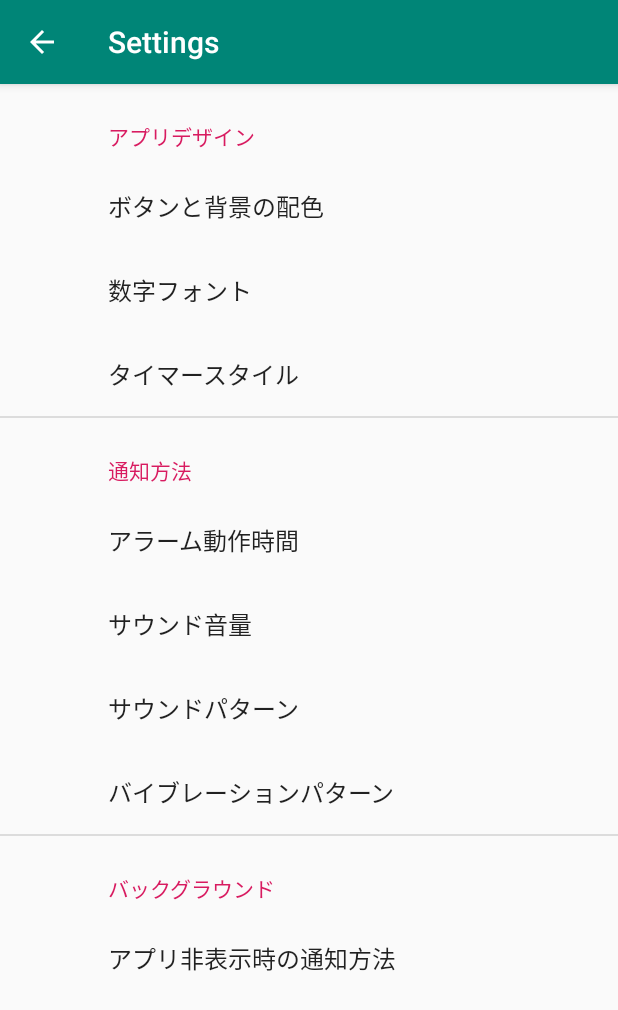
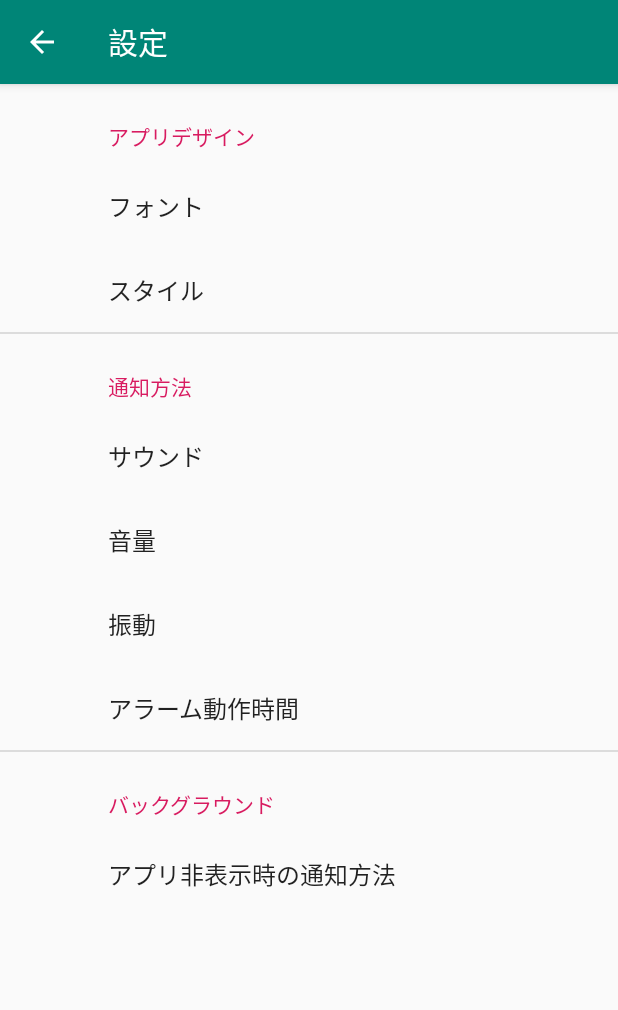
Before and after one commit to Itookay/PhysicsTimer, an Android app: the screen it shows after launch (MainSettingActivity), after a tap on "設定", on a phone screen of 412 x 824 dp. Shown: the top 1010 px of the screen. Run offline under Robolectric (Android 15) with nearby library versions, the phone set to English and light mode, and no system bars; our stand-ins replace androidx.preference.

Commit message:
setting_activity_preferencesの文字列をstring.xmlに記述。

```diff
--- a/app/src/main/AndroidManifest.xml
+++ b/app/src/main/AndroidManifest.xml
@@ -19,7 +19,7 @@
             android:screenOrientation="portrait" />
         <activity
             android:name=".setting.MainSettingActivity"
-            android:label="@string/title_activity_settings" />
+            android:label="@string/title_activity_setting" />
         <activity
             android:name=".MainActivity"
             android:screenOrientation="portrait">
--- a/app/src/main/java/itookay/android/org/MainActivity.kt
+++ b/app/src/main/java/itookay/android/org/MainActivity.kt
@@ -17,7 +17,7 @@ import androidx.constraintlayout.widget.ConstraintSet
 import androidx.constraintlayout.widget.Guideline
 import itookay.android.org.contents.*
 import itookay.android.org.setting.MainSettingActivity
-import kotlinx.android.synthetic.main.activity_main.*
+import kotlinx.android.synthetic.main.main_activity.*
 
 class MainActivity : Activity(), View.OnTouchListener, View.OnClickListener, SensorEventListener {
 
@@ -61,7 +61,7 @@ class MainActivity : Activity(), View.OnTouchListener, View.OnClickListener, Sen
         window.addFlags(WindowManager.LayoutParams.FLAG_FULLSCREEN)
         requestWindowFeature(Window.FEATURE_NO_TITLE)
 
-        setContentView(R.layout.activity_main)
+        setContentView(R.layout.main_activity)
 
         /* Numpadの追加 ----------------- */
 //        NumPad = layoutInflater.inflate(R.layout.numpad, null) as LinearLayout
--- a/app/src/main/java/itookay/android/org/contents/Dial.java
+++ b/app/src/main/java/itookay/android/org/contents/Dial.java
@@ -5,8 +5,6 @@ import java.util.Iterator;
 
 import itookay.android.org.style.StyleBase;
 import itookay.android.org.font.FontBase;
-
-import org.jbox2d.common.Vec2;
 
 public class Dial {
 
--- a/app/src/main/java/itookay/android/org/contents/DialPanel.java
+++ b/app/src/main/java/itookay/android/org/contents/DialPanel.java
@@ -1,7 +1,6 @@
 package itookay.android.org.contents;
 
 import java.util.ArrayList;
-import java.util.Iterator;
 
 import org.jbox2d.common.Vec2;
 
--- a/app/src/main/java/itookay/android/org/contents/MainSurfaceView.java
+++ b/app/src/main/java/itookay/android/org/contents/MainSurfaceView.java
@@ -1,12 +1,12 @@
 package itookay.android.org.contents;
 
 import android.content.Context;
-import android.graphics.Canvas;
-import android.graphics.Color;
-import android.graphics.Matrix;
+import android.graphics.*;
 import android.os.Handler;
 import android.view.SurfaceHolder;
 import android.view.SurfaceView;
+import org.jbox2d.common.Vec2;
+import org.jbox2d.dynamics.Body;
 
 /**
  * 			描画用サーフェースビュー
@@ -16,7 +16,7 @@ public class MainSurfaceView extends SurfaceView implements SurfaceHolder.Callba
     /** サーフェースホルダー */
     private SurfaceHolder	mHolder = null;
     /** ワールド管理 */
-    private ControlWorld	mWorld = null;
+    private ControlWorld    mControlWorld = null;
     /** 描画スレッド */
     private Runnable		mDrawRunnable = null;
     /** 描画用ハンドラ */
@@ -33,7 +33,7 @@ public class MainSurfaceView extends SurfaceView implements SurfaceHolder.Callba
 
         //XMLレイアウトされたSurfaceViewに描画
         mHolder = surfaceView.getHolder();
-        mWorld = world;
+        mControlWorld = world;
 
         mHandler = new Handler();
         mHolder.addCallback(this);
@@ -87,7 +87,7 @@ public class MainSurfaceView extends SurfaceView implements SurfaceHolder.Callba
      */
     public class DrawCanvas implements Runnable {
         /** 次の呼び出し時間 */
-        public final int		DELAY_TIME = Math.round(mWorld.getStep() * 1000);
+        public final int		DELAY_TIME = Math.round(mControlWorld.getStep() * 1000);
 
         @Override
         public void run() {
@@ -98,7 +98,7 @@ public class MainSurfaceView extends SurfaceView implements SurfaceHolder.Callba
          * 			描画メソッド
          */
         public void draw() {
-            mWorld.step();
+            mControlWorld.step();
 
             Canvas		canvas = mHolder.lockCanvas();
             if(canvas == null) {
@@ -118,9 +118,9 @@ public class MainSurfaceView extends SurfaceView implements SurfaceHolder.Callba
             //背景の描画
             drawBackground(canvas);
             //ボディの描画
-            mWorld.drawBodies(canvas);
+            drawBodies(canvas);
             //デバッグ用描画
-            //mWorld.debugDraw(canvas);
+            //mControlWorld.debugDraw(canvas);
 
             mHolder.unlockCanvasAndPost(canvas);
 
@@ -137,5 +137,59 @@ public class MainSurfaceView extends SurfaceView implements SurfaceHolder.Callba
         private void drawBackground(Canvas canvas) {
             canvas.drawColor(Color.WHITE);
         }
+
+        /**
+         * 			ボディを描画
+         */
+        void drawBodies(Canvas canvas) {
+            for(Body body : mControlWorld.getBodyList().getList()) {
+                Vec2 pos = body.getPosition();
+                Tile    tile = (Tile)body.m_userData;
+                float   size = tile.getSize();
+                Bitmap bitmap = tile.getBitmap();
+
+                float	scale = Scale.toPixel(size) / bitmap.getWidth();
+                Matrix matrix = new Matrix();
+                matrix.setScale(scale, scale);
+
+                float	x = Scale.toPixel(pos.x - size / 2f);
+                float	y = Scale.toPixel(pos.y - size / 2f);
+                matrix.postTranslate(x, y);
+
+                float	deg = (float)Math.toDegrees(body.getAngle());
+                matrix.preRotate(deg, bitmap.getWidth() / 2.0f, bitmap.getHeight() / 2.0f);
+
+                canvas.drawBitmap(bitmap, matrix, null);
+            }
+        }
+
+        /**
+         * 			ジョイントを描画(デバッグ用)
+         */
+        public void debugDraw(Canvas canvas) {
+            Vec2	start = new Vec2();
+            Vec2	end = new Vec2();
+            Paint paint = new Paint();
+            paint.setColor( Color.BLACK );
+            paint.setStrokeWidth( 1 );
+
+            /* TileBaseのジョイントアンカーを表示 */
+            Paint   paint2 = new Paint();
+            for(DialPanel panel : mDebugDial.getDialPanelList()) {
+                for(TileBase tileBase : panel.getTileBaseList()) {
+                    paint2.setColor(Color.RED);
+                    Vec2    pos1 = Scale.toPixel(tileBase.getWorldJointPos1());
+                    Vec2    pos2 = Scale.toPixel(tileBase.getWorldJointPos2());
+                    canvas.drawCircle(pos1.x, pos1.y, 10, paint2);
+                    canvas.drawCircle(pos2.x, pos2.y, 10, paint2);
+                }
+            }
+        }
     }
+
+    private Dial        mDebugDial = null;
+    void setDebugDial(Dial dial) {
+        mDebugDial = dial;
+    }
+
 }
--- a/app/src/main/java/itookay/android/org/contents/PhysicsTimer.java
+++ b/app/src/main/java/itookay/android/org/contents/PhysicsTimer.java
@@ -49,7 +49,7 @@ public class PhysicsTimer implements TimeChangedListener {
     /** R.layout.main_activityから取得したSurfaceView */
     private SurfaceView     mSurfaceViewFromLayout = null;
     /** ワールド管理 */
-    private ControlWorld	mWorld = null;
+    private ControlWorld    mControlWorld = null;
     /** フォント */
     private FontBase		mFont = null;
     /** 表示スタイル */
@@ -104,12 +104,12 @@ public class PhysicsTimer implements TimeChangedListener {
         mDial.initDialPanel();
 
         Vec2	gravity = new Vec2(0f, -10f);
-        mWorld = new ControlWorld(mAppContext, gravity, true);
-        mWorld.setStep(1f/60f, 10, 8);
-        mWorld.createWorld(mStyle.getSmallTileCount(mFont), mStyle.getNormalTileCount(mFont));
-        mWorld.setDebugDial(mDial);
+        mControlWorld = new ControlWorld(mAppContext, gravity, true);
+        mControlWorld.setStep(1f/60f, 10, 8);
+        mControlWorld.createWorld(mStyle.getSmallTileCount(mFont), mStyle.getNormalTileCount(mFont));
 
-        mMainSurface = new MainSurfaceView(mAppContext, mSurfaceViewFromLayout, mWorld);
+        mMainSurface = new MainSurfaceView(mAppContext, mSurfaceViewFromLayout, mControlWorld);
+        mMainSurface.setDebugDial(mDial);
         /* ----------------------------------------------------------------- */
     }
 
@@ -134,7 +134,7 @@ public class PhysicsTimer implements TimeChangedListener {
      */
     public void invalidateDrawing() {
         mDial.clearTime(true);
-        mWorld.clearTime();
+        mControlWorld.clearTime();
     }
 
     public void setSurfaceView(SurfaceView surfaceView) {
@@ -150,7 +150,7 @@ public class PhysicsTimer implements TimeChangedListener {
             /* グラフィカル領域にタイマー表示 */
             TimeWatchingService.setOnTimeChangedListener(this);
             mDial.setTime(mTime);
-            mWorld.invalidate(mDial);
+            mControlWorld.invalidate(mDial);
         }
         catch (Exception ex) {
         }
@@ -202,7 +202,7 @@ public class PhysicsTimer implements TimeChangedListener {
     public void stop() {
         mState = STATE_IDLING;
         TimeWatchingService.stopTimer();
-        mWorld.clearTime();
+        mControlWorld.clearTime();
         mDial.clearTime(false);
     }
 
@@ -235,7 +235,7 @@ public class PhysicsTimer implements TimeChangedListener {
             }
             else {
                 mDial.setTime(new Time(hour, minute, second));
-                mWorld.invalidate(mDial);
+                mControlWorld.invalidate(mDial);
             }
         }
         catch (Exception ex) {
@@ -243,7 +243,7 @@ public class PhysicsTimer implements TimeChangedListener {
     }
 
     public void setGravity(float x, float y) {
-        mWorld.setGravity(x, y);
+        mControlWorld.setGravity(x, y);
     }
 
     /**
@@ -251,11 +251,11 @@ public class PhysicsTimer implements TimeChangedListener {
      *      スタイルの更新時に使用する
      */
     public void invalidateDial() {
-        mWorld.destroyTiles();
+        mControlWorld.destroyTiles();
 
         mDial.setTimerSize();
         mDial.initDialPanel();
-        mWorld.createWorld(mStyle.getSmallTileCount(mFont), mStyle.getNormalTileCount(mFont));
+        mControlWorld.createWorld(mStyle.getSmallTileCount(mFont), mStyle.getNormalTileCount(mFont));
     }
 
     /**
--- a/app/src/main/java/itookay/android/org/contents/Settings.java
+++ b/app/src/main/java/itookay/android/org/contents/Settings.java
@@ -2,10 +2,6 @@ package itookay.android.org.contents;
 
 import android.content.Context;
 import android.content.SharedPreferences;
-import android.database.Cursor;
-import android.media.Ringtone;
-import android.media.RingtoneManager;
-import itookay.android.org.R;
 import itookay.android.org.font.FontBase;
 import itookay.android.org.font.FontBaseA;
 import itookay.android.org.font.NormalA;
--- a/app/src/main/java/itookay/android/org/contents/Tile.java
+++ b/app/src/main/java/itookay/android/org/contents/Tile.java
@@ -1,10 +1,9 @@
 package itookay.android.org.contents;
 
 import android.graphics.*;
-import org.jbox2d.common.Vec2;
-
 import android.content.res.Resources;
 import itookay.android.org.R;
+import org.jbox2d.common.Vec2;
 
 
 /**
--- a/app/src/main/java/itookay/android/org/contents/TimeWatchingService.java
+++ b/app/src/main/java/itookay/android/org/contents/TimeWatchingService.java
@@ -1,10 +1,8 @@
 package itookay.android.org.contents;
 
 import android.app.*;
-import android.content.ContentProvider;
 import android.content.Context;
 import android.content.Intent;
-import android.os.Binder;
 import android.os.Handler;
 import android.os.IBinder;
 import androidx.annotation.Nullable;
--- a/app/src/main/java/itookay/android/org/setting/MainSettingActivity.kt
+++ b/app/src/main/java/itookay/android/org/setting/MainSettingActivity.kt
@@ -13,7 +13,7 @@ import itookay.android.org.R
 class MainSettingFragment : PreferenceFragmentCompat(), Preference.OnPreferenceChangeListener, Preference.OnPreferenceClickListener {
 
     override fun onCreatePreferences(savedInstanceState: Bundle?, rootKey: String?) {
-        setPreferencesFromResource(R.xml.root_preferences, rootKey)
+        setPreferencesFromResource(R.xml.setting_activity_preferences, rootKey)
         findPreference<Preference>(getString(R.string.preference_key_ringtone_list))?.setOnPreferenceClickListener(this)
     }
 
--- a/app/src/main/res/values/strings.xml
+++ b/app/src/main/res/values/strings.xml
@@ -1,24 +1,5 @@
 <resources>
     <string name="app_name">PhysicsTimer</string>
-    <string name="title_activity_setting">Settings</string>
-
-    <!-- Preference Titles -->
-    <string name="messages_header">Messages</string>
-    <string name="sync_header">Sync</string>
-
-    <!-- Messages Preferences -->
-    <string name="signature_title">Your signature</string>
-    <string name="reply_title">Default reply action</string>
-
-    <!-- Sync Preferences -->
-    <string name="sync_title">Sync email periodically</string>
-    <string name="attachment_title">Download incoming attachments</string>
-    <string name="attachment_summary_on">Automatically download attachments for incoming emails</string>
-    <string name="attachment_summary_off">Only download attachments when manually requested</string>
-    <string name="title_activity_settings">Settings</string>
-
-    <!-- root_preference.xml key -->
-    <string name="preference_key_ringtone_list">pref_key_ringtone_list</string>
 
     <!-- Preference サウンドリスト -->
     <string name="setting_list_ringtone_no_sound">サウンドなし</string>
@@ -28,5 +9,22 @@
     <string name="shared_preference_key_font">pref_key_font</string>
     <string name="shared_preference_key_style">pref_key_style</string>
 
-    <string name="title_activity_ringtone_setting">RingtoneSettingActivity</string>
+    <!-- Activityタイトル -->
+    <string name="title_activity_setting">設定</string>
+
+    <!-- setting_activity_preference 設定タイトル -->
+    <string name="preference_category_design">アプリデザイン</string>
+    <string name="preference_category_notification">通知方法</string>
+    <string name="preference_category_background">バックグラウンド</string>
+    <string name="preference_font">フォント</string>
+    <string name="preference_style">スタイル</string>
+    <string name="preference_sound">サウンド</string>
+    <string name="preference_vibration">振動</string>
+    <string name="preference_volume">音量</string>
+    <string name="preference_notification_time">アラーム動作時間</string>
+    <string name="preference_background_notification">アプリ非表示時の通知方法</string>
+
+    <!-- setting_activity_preference プリファレンスキー -->
+    <string name="preference_key_ringtone_list">pref_key_ringtone_list</string>
+
 </resources>
--- a/app/src/main/res/xml/root_preferences.xml
+++ /dev/null
@@ -1,101 +0,0 @@
-<!--
-  ~ Copyright 2018 The app Open Source Project
-  ~
-  ~ Licensed under the Apache License, Version 2.0 (the "License");
-  ~ you may not use this file except in compliance with the License.
-  ~ You may obtain a copy of the License at
-  ~
-  ~      http://www.apache.org/licenses/LICENSE-2.0
-  ~
-  ~ Unless required by applicable law or agreed to in writing, software
-  ~ distributed under the License is distributed on an "AS IS" BASIS,
-  ~ WITHOUT WARRANTIES OR CONDITIONS OF ANY KIND, either express or implied.
-  ~ See the License for the specific language governing permissions and
-  ~ limitations under the License.
-  -->
-
-<androidx.preference.PreferenceScreen
-        xmlns:app="http://schemas.android.com/apk/res-auto"
-        xmlns:android="http://schemas.android.com/apk/res/android">
-
-    <PreferenceCategory
-        app:key="design_category"
-        app:title="アプリデザイン">
-
-            <Preference
-                app:key="activity"
-                app:title="ボタンと背景の配色">
-
-                <intent
-                    android:targetPackage="itookay.android.org"
-                    android:targetClass="itookay.android.org.setting.StyleSettingActivity" />
-            </Preference>
-
-            <Preference
-                app:key="activity"
-                app:title="数字フォント">
-
-                <intent
-                    android:targetPackage="itookay.android.org"
-                    android:targetClass="itookay.android.org.setting.FontSettingActivity" />
-            </Preference>
-
-            <Preference
-                app:key="activity"
-                app:title="タイマースタイル">
-
-                <intent
-                    android:targetPackage="itookay.android.org"
-                    android:targetClass="itookay.android.org.setting.StyleSettingActivity" />
-            </Preference>
-
-    </PreferenceCategory>
-
-    <PreferenceCategory
-        app:key="notification_category"
-        app:title="通知方法">
-
-        <ListPreference
-            app:key="alarm_time"
-            app:title="アラーム動作時間">
-
-        </ListPreference>
-
-        <ListPreference
-            app:key="sound_volume"
-            app:title="サウンド音量">
-
-        </ListPreference>
-
-        <Preference
-            app:key="@string/preference_key_ringtone_list"
-            app:title="サウンドパターン">
-
-            <!--
-            <intent
-                android:targetPackage="itookay.android.org"
-                android:targetClass="itookay.android.org.setting.RingtoneSettingActivity" />
-            -->
-        </Preference>
-
-        <ListPreference
-            app:key="vibration_pattern"
-            app:title="バイブレーションパターン">
-
-        </ListPreference>
-
-    </PreferenceCategory>
-
-    <PreferenceCategory
-        app:key="background_category"
-        app:title="バックグラウンド">
-
-        <ListPreference
-            app:key="background_notification"
-            app:title="アプリ非表示時の通知方法">
-
-        </ListPreference>
-
-    </PreferenceCategory>
-
-</androidx.preference.PreferenceScreen>
--- /dev/null
+++ b/app/src/main/res/xml/setting_activity_preferences.xml
@@ -0,0 +1,84 @@
+<!--
+  ~ Copyright 2018 The app Open Source Project
+  ~
+  ~ Licensed under the Apache License, Version 2.0 (the "License");
+  ~ you may not use this file except in compliance with the License.
+  ~ You may obtain a copy of the License at
+  ~
+  ~      http://www.apache.org/licenses/LICENSE-2.0
+  ~
+  ~ Unless required by applicable law or agreed to in writing, software
+  ~ distributed under the License is distributed on an "AS IS" BASIS,
+  ~ WITHOUT WARRANTIES OR CONDITIONS OF ANY KIND, either express or implied.
+  ~ See the License for the specific language governing permissions and
+  ~ limitations under the License.
+  -->
+
+<androidx.preference.PreferenceScreen
+        xmlns:app="http://schemas.android.com/apk/res-auto"
+        xmlns:android="http://schemas.android.com/apk/res/android">
+
+    <PreferenceCategory
+        app:key="design_category"
+        app:title="@string/preference_category_design">
+
+        <Preference
+            app:key="activity"
+            app:title="@string/preference_font">
+
+            <intent
+                android:targetPackage="itookay.android.org"
+                android:targetClass="itookay.android.org.setting.FontSettingActivity" />
+        </Preference>
+
+        <Preference
+            app:key="activity"
+            app:title="@string/preference_style">
+
+            <intent
+                android:targetPackage="itookay.android.org"
+                android:targetClass="itookay.android.org.setting.StyleSettingActivity" />
+        </Preference>
+
+    </PreferenceCategory>
+
+    <PreferenceCategory
+        app:key="notification_category"
+        app:title="@string/preference_category_notification">
+
+        <Preference
+            app:key="@string/preference_key_ringtone_list"
+            app:title="@string/preference_sound">
+        </Preference>
+
+        <ListPreference
+            app:key="sound_volume"
+            app:title="@string/preference_volume">
+        </ListPreference>
+
+        <ListPreference
+            app:key="vibration_pattern"
+            app:title="@string/preference_vibration">
+        </ListPreference>
+
+        <ListPreference
+            app:key="alarm_time"
+            app:title="@string/preference_notification_time">
+        </ListPreference>
+
+
+    </PreferenceCategory>
+
+    <PreferenceCategory
+        app:key="background_category"
+        app:title="@string/preference_category_background">
+
+        <ListPreference
+            app:key="background_notification"
+            app:title="@string/preference_background_notification">
+
+        </ListPreference>
+
+    </PreferenceCategory>
+
+</androidx.preference.PreferenceScreen>
```
Also changed, not shown: app/src/main/java/itookay/android/org/contents/ControlWorld.java (+4 -54 lines), app/src/main/res/layout/main_activity.xml (renamed from app/src/main/res/layout/activity_main.xml).
